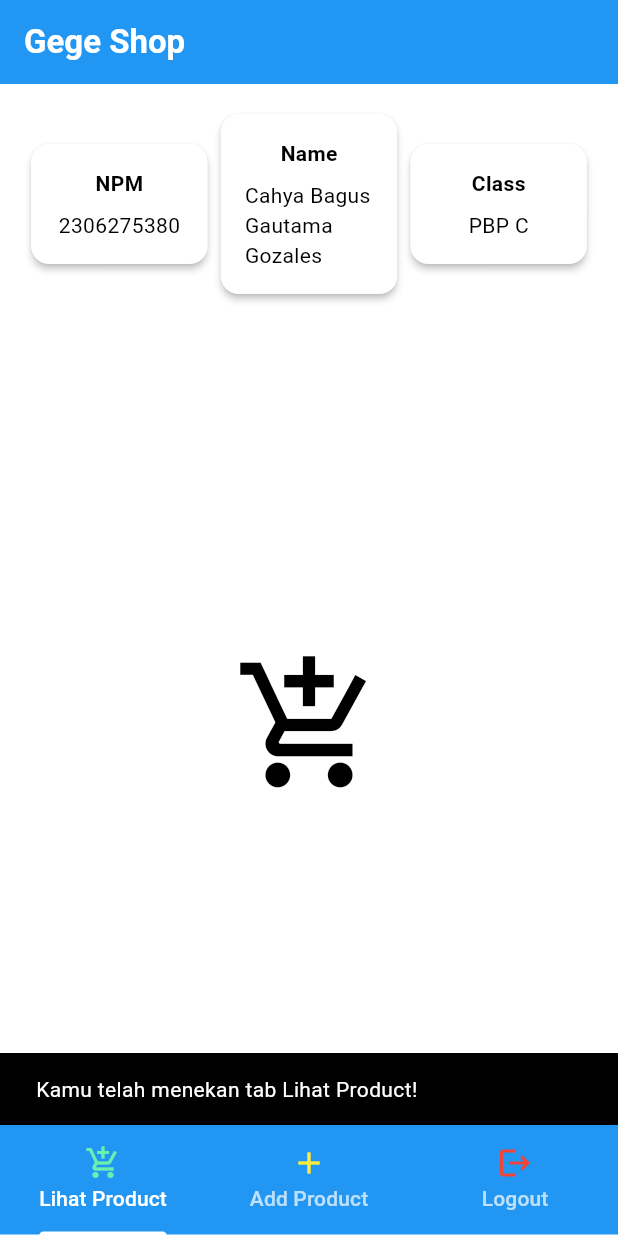
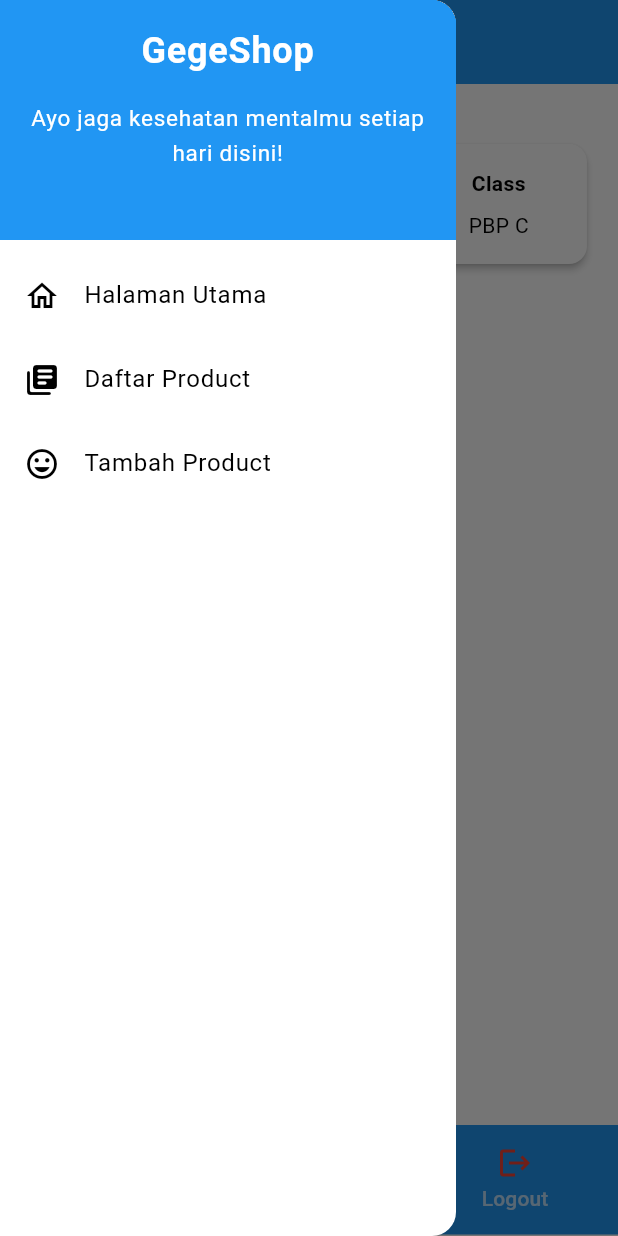
Before and after one commit to cahyabgg/Gege-Shop-mobile, a Flutter app: the MyHomePage screen opened directly, with the side drawer open (before the commit the screen has no drawer), on a phone screen of 412 x 824 dp. Run offline on Flutter 3.47's test engine with Material 3 defaults, Android fonts, the phone set to English and light mode, and no system bars; statements that could not run were skipped.

Commit message:
Mencoba menyelesaikan tugas form dan drawer

```diff
--- /dev/null
+++ b/lib/models/product.dart
@@ -0,0 +1,61 @@
+// To parse this JSON data, do
+//
+//     final product = productFromJson(jsonString);
+
+import 'dart:convert';
+
+List<Product> productFromJson(String str) => List<Product>.from(json.decode(str).map((x) => Product.fromJson(x)));
+
+String productToJson(List<Product> data) => json.encode(List<dynamic>.from(data.map((x) => x.toJson())));
+
+class Product {
+    String model;
+    String pk;
+    Fields fields;
+
+    Product({
+        required this.model,
+        required this.pk,
+        required this.fields,
+    });
+
+    factory Product.fromJson(Map<String, dynamic> json) => Product(
+        model: json["model"],
+        pk: json["pk"],
+        fields: Fields.fromJson(json["fields"]),
+    );
+
+    Map<String, dynamic> toJson() => {
+        "model": model,
+        "pk": pk,
+        "fields": fields.toJson(),
+    };
+}
+
+class Fields {
+    int user;
+    String name;
+    int price;
+    String description;
+
+    Fields({
+        required this.user,
+        required this.name,
+        required this.price,
+        required this.description,
+    });
+
+    factory Fields.fromJson(Map<String, dynamic> json) => Fields(
+        user: json["user"],
+        name: json["name"],
+        price: json["price"],
+        description: json["description"],
+    );
+
+    Map<String, dynamic> toJson() => {
+        "user": user,
+        "name": name,
+        "price": price,
+        "description": description,
+    };
+}
--- a/lib/menu.dart
+++ b/lib/screens/menu.dart
@@ -1,17 +1,24 @@
 import 'package:flutter/material.dart';
+import 'package:gege_shop_mobile/widgets/left_drawer.dart';
 
-class MyHomePage extends StatelessWidget {
-  // Konstruktor tanpa `const` karena variabel `tabNames` tidak bisa menjadi konstanta
-  MyHomePage({super.key});
 
-  // Nama-nama tab yang akan ditampilkan pada SnackBar saat tab dipilih
+class MyHomePage extends StatefulWidget {
+  const MyHomePage({super.key});
+
+  @override
+  _MyHomePageState createState() =>
+      _MyHomePageState(); // Implement createState method
+}
+
+class _MyHomePageState extends State<MyHomePage> {
   final List<String> tabNames = ["Lihat Product", "Add Product", "Logout"];
+  final String npm = '2306275380';
+  final String name = 'Cahya Bagus Gautama Gozales';
+  final String className = 'PBP C';
 
-  final String npm = '2306275380'; // Npm
-  final String name = 'Cahya Bagus Gautama Gozales'; //Nama
-  final String className = 'PBP C'; // Kelas
+  bool _isExpanded = false;
 
-  // Metode untuk membangun bagian InfoCard yang ditampilkan di atas
+  // Method to build the InfoCard section displayed at the top
   Widget _buildInfoSection() {
     return Padding(
       padding: const EdgeInsets.all(16.0),
@@ -26,27 +33,46 @@ class MyHomePage extends StatelessWidget {
     );
   }
 
-  // Metode untuk membangun konten utama di setiap tab
+  // Method to build the main content in each tab
   Widget _buildTabContent(IconData icon) {
     return Center(
       child: Icon(icon, size: 100, color: Colors.black),
     );
   }
 
-  // Metode untuk menangani aksi ketika TabBar di-tap dan menampilkan SnackBar
+  // Method to build the first tab content with animation
+  Widget _buildFirstTabContent() {
+    return Center(
+      child: AnimatedContainer(
+        duration: const Duration(seconds: 1),
+        width: _isExpanded ? 200.0 : 100.0,
+        height: _isExpanded ? 200.0 : 100.0,
+        color: Colors.blue,
+        curve: Curves.elasticInOut,
+      ),
+    );
+  }
+
+  // Method to handle actions when a TabBar tab is tapped
   void _onTabTapped(BuildContext context, int index) {
+    if (index == 0) {
+      setState(() {
+        _isExpanded = !_isExpanded; // Toggle animation for the first tab
+      });
+    }
+
     final selectedTab = tabNames[index];
     ScaffoldMessenger.of(context)
       ..hideCurrentSnackBar()
-      ..showSnackBar(SnackBar(content: Text("Kamu telah menekan tab $selectedTab!")));
+      ..showSnackBar(
+          SnackBar(content: Text("Kamu telah menekan tab $selectedTab!")));
   }
 
   @override
   Widget build(BuildContext context) {
     return DefaultTabController(
-      length: 3, // Jumlah tab yang digunakan
+      length: 3,
       child: Scaffold(
-        // AppBar dengan judul statis
         appBar: AppBar(
           title: const Text(
             'Gege Shop',
@@ -57,44 +83,46 @@ class MyHomePage extends StatelessWidget {
           ),
           backgroundColor: Theme.of(context).colorScheme.primary,
         ),
-
-        // Body yang terdiri dari bagian InfoCard yang tetap dan TabBarView yang dinamis
         body: Column(
           children: [
-            _buildInfoSection(), // Bagian InfoCard yang tetap di atas
+            _buildInfoSection(),
             Expanded(
               child: TabBarView(
                 children: [
-                  _buildTabContent(Icons.add_shopping_cart), // Tab Lihat Product
-                  _buildTabContent(Icons.add),               // Tab Add Product
-                  _buildTabContent(Icons.logout),            // Tab Logout
+                  _buildFirstTabContent(),
+                  _buildTabContent(Icons.add),
+                  _buildTabContent(Icons.logout),
                 ],
               ),
             ),
           ],
         ),
-
-        // Bottom navigation bar yang berisi TabBar
         bottomNavigationBar: Container(
           color: Theme.of(context).colorScheme.primary,
           child: TabBar(
             labelColor: Colors.white,
             unselectedLabelColor: Colors.white70,
             indicatorColor: Colors.white,
-            onTap: (index) => _onTabTapped(context, index), // Memanggil metode SnackBar saat tab di-tap
+            onTap: (index) => _onTabTapped(context, index),
             tabs: const [
-              Tab(icon: Icon(Icons.add_shopping_cart,color: Colors.greenAccent,), text: 'Lihat Product'),
-              Tab(icon: Icon(Icons.add, color: Colors.yellow,), text: 'Add Product'),
-              Tab(icon: Icon(Icons.logout, color: Colors.red,), text: 'Logout'),
+              Tab(
+                  icon:
+                      Icon(Icons.add_shopping_cart, color: Colors.greenAccent),
+                  text: 'Lihat Product'),
+              Tab(
+                  icon: Icon(Icons.add, color: Colors.yellow),
+                  text: 'Add Product'),
+              Tab(icon: Icon(Icons.logout, color: Colors.red), text: 'Logout'),
             ],
           ),
         ),
+      drawer: const LeftDrawer(),
       ),
     );
   }
 }
 
-// Widget InfoCard untuk menampilkan title dan content
+// Widget InfoCard for displaying title and content
 class InfoCard extends StatelessWidget {
   final String title;
   final String content;
--- /dev/null
+++ b/lib/widgets/left_drawer.dart
@@ -0,0 +1,81 @@
+import 'package:flutter/material.dart';
+import 'package:gege_shop_mobile/screens/list_product.dart';
+import 'package:gege_shop_mobile/screens/menu.dart';
+import 'package:gege_shop_mobile/screens/product_form.dart';
+
+class LeftDrawer extends StatelessWidget {
+  const LeftDrawer({super.key});
+
+  @override
+  Widget build(BuildContext context) {
+    return Drawer(
+      child: ListView(
+        children: [
+          DrawerHeader(
+            decoration: BoxDecoration(
+              color: Theme.of(context).colorScheme.primary,
+            ),
+            child: const Column(
+              children: [
+                Text(
+                  'GegeShop',
+                  textAlign: TextAlign.center,
+                  style: TextStyle(
+                    fontSize: 24,
+                    fontWeight: FontWeight.bold,
+                    color: Colors.white,
+                  ),
+                ),
+                Padding(padding: EdgeInsets.all(8)),
+                Text(
+                  "Ayo jaga kesehatan mentalmu setiap hari disini!",
+                  textAlign: TextAlign.center,
+                  style: TextStyle(
+                    fontSize: 15,
+                    fontWeight: FontWeight.normal,
+                    color: Colors.white,
+                  ),
+                ),
+              ],
+            ),
+          ),
+          ListTile(
+            leading: const Icon(Icons.home_outlined),
+            title: const Text('Halaman Utama'),
+            // Bagian redirection ke MyHomePage
+            onTap: () {
+              Navigator.pushReplacement(
+                  context,
+                  MaterialPageRoute(
+                    builder: (context) => const MyHomePage(),
+                  ));
+            },
+          ),
+          ListTile(
+            leading: const Icon(Icons.library_books_rounded),
+            title: const Text('Daftar Product'),
+            onTap: () {
+              // Route menu ke halaman buku
+              Navigator.push(
+                context,
+                MaterialPageRoute(builder: (context) => const ProductPage()),
+              );
+            },
+          ),
+          ListTile(
+            leading: const Icon(Icons.mood),
+            title: const Text('Tambah Product'),
+            // Bagian redirection ke MoodEntryFormPage
+            onTap: () {
+              Navigator.push(
+                  context,
+                  MaterialPageRoute(
+                    builder: (context) => const ProductFormPage(),
+                  ));
+            },
+          ),
+        ],
+      ),
+    );
+  }
+}
```
Also changed, not shown: lib/screens/list_product.dart (added, +97 -0 lines), lib/screens/product_form.dart (added, +159 -0 lines), 1 other file.
